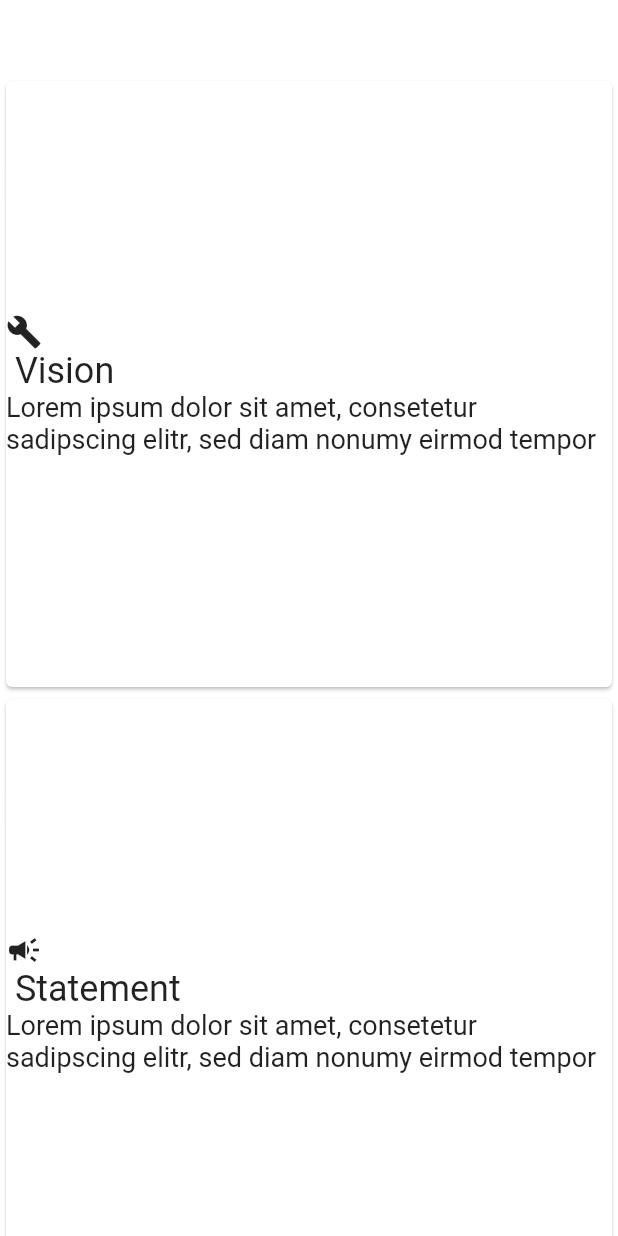
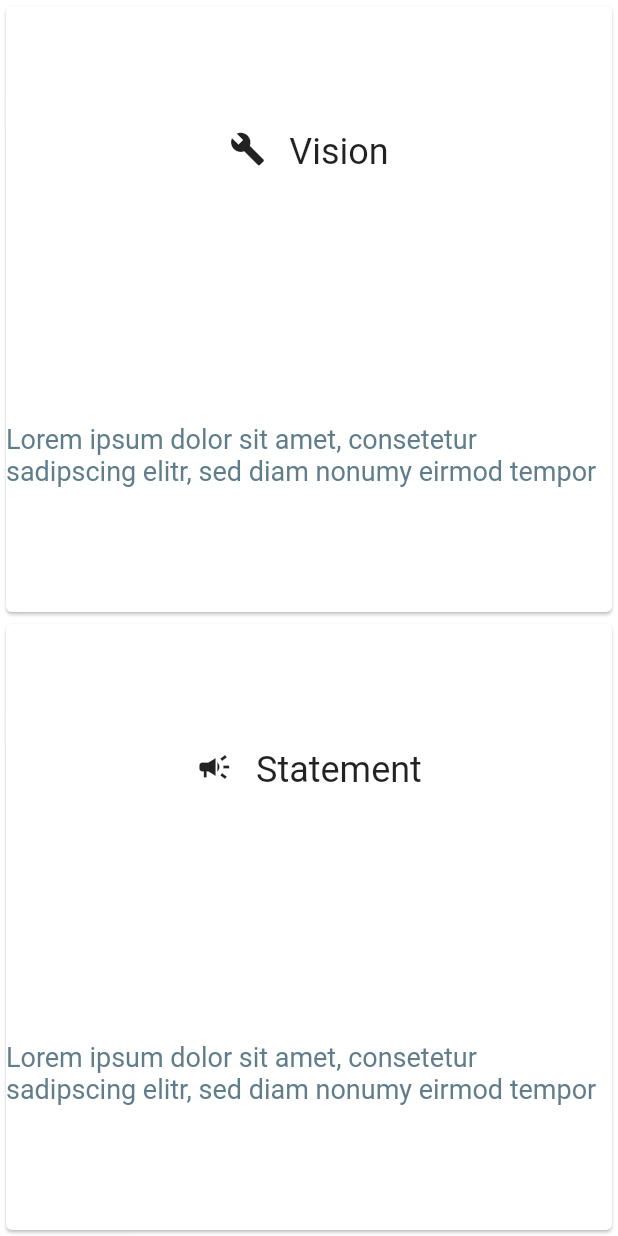
Before and after one commit to 5herlocked/iamstem-flutter, a Flutter app: the screen it shows after launch, in the side drawer, after a tap on "About Us", on a phone screen of 412 x 824 dp. Run offline on Flutter 3.47's test engine with Material 2 defaults, Android fonts, the phone set to English and light mode, and no system bars.

Commit message:
Aligned Icon and Text on the same axis with subtitle

```diff
--- a/lib/about_us/about-us.dart
+++ b/lib/about_us/about-us.dart
@@ -1,6 +1,7 @@
 import 'dart:ui';
 
 import 'package:flutter/cupertino.dart';
+import 'package:flutter/painting.dart';
 import 'package:flutter/rendering.dart';
 
 import '../app.dart';
@@ -19,7 +20,7 @@ class _AboutUsState extends State<AboutUs> {
         child: Container(
             child: GridView.count(
                 crossAxisCount: 1,
-                padding: EdgeInsets.symmetric(vertical: 50),
+                padding: EdgeInsets.symmetric(vertical: 0),
                 children: List.generate(
                     options.length,
                     (index) => GridOptions(
@@ -78,10 +79,12 @@ class GridOptions extends StatelessWidget {
   final GridLayout layout;
   GridOptions({this.layout});
   Widget build(BuildContext context) {
+    final mediaQuery = MediaQuery.of(context);
     return Card(
-      child: Column(
-        crossAxisAlignment: CrossAxisAlignment.start,
-        mainAxisAlignment: MainAxisAlignment.center,
+        child: Wrap (
+        spacing: 10,
+        alignment: WrapAlignment.center,
+        runAlignment: WrapAlignment.spaceAround,
         children: [
           Icon(
             layout.icon,
@@ -95,10 +98,12 @@ class GridOptions extends StatelessWidget {
           Text(layout.text,
               style: TextStyle(
                 fontSize: 18,
+                color: Colors.blueGrey,
+
               ),
           ),
         ],
-      ),
+      )
     );
   }
 }
```
